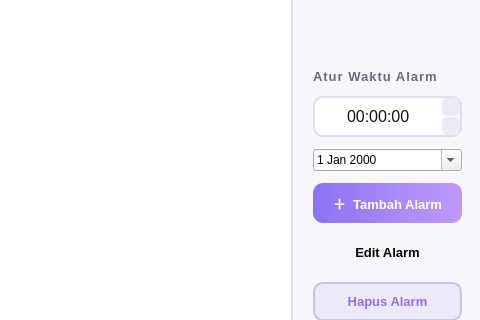
Qt form mainwindow.ui (Dull993/AturWaktu) before a commit; both pictures show x 420 to 900 and y 132 to 452 of the 900 by 600 pixel window.
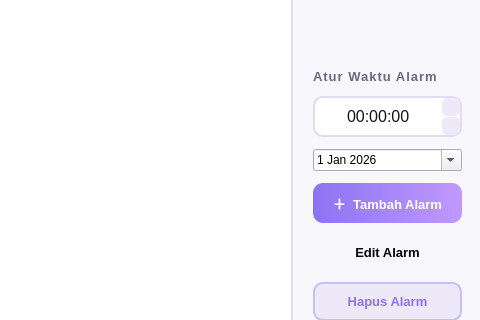
The same form after that commit.

Diff of the .ui file:
```diff
--- a/mainwindow.ui
+++ b/mainwindow.ui
@@ -290,6 +290,16 @@
           </item>
           <item>
            <widget class="QDateEdit" name="dateEditAlarm">
+            <property name="dateTime">
+             <datetime>
+              <hour>0</hour>
+              <minute>0</minute>
+              <second>0</second>
+              <year>2026</year>
+              <month>1</month>
+              <day>1</day>
+             </datetime>
+            </property>
             <property name="calendarPopup">
              <bool>true</bool>
             </property>
```
